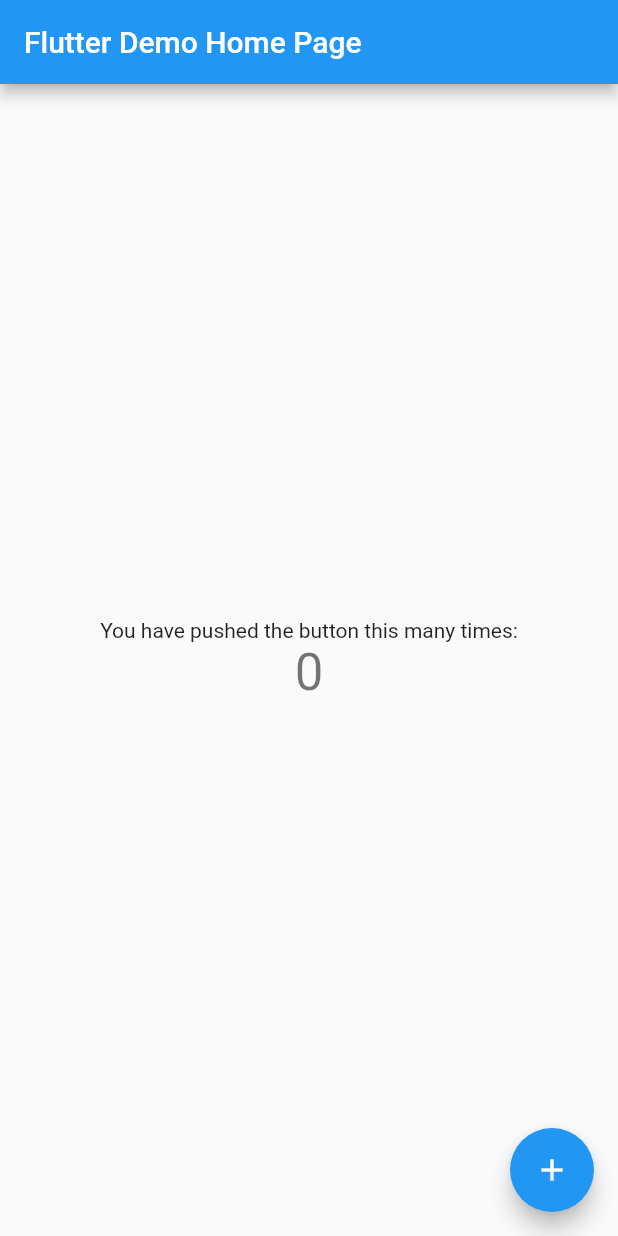
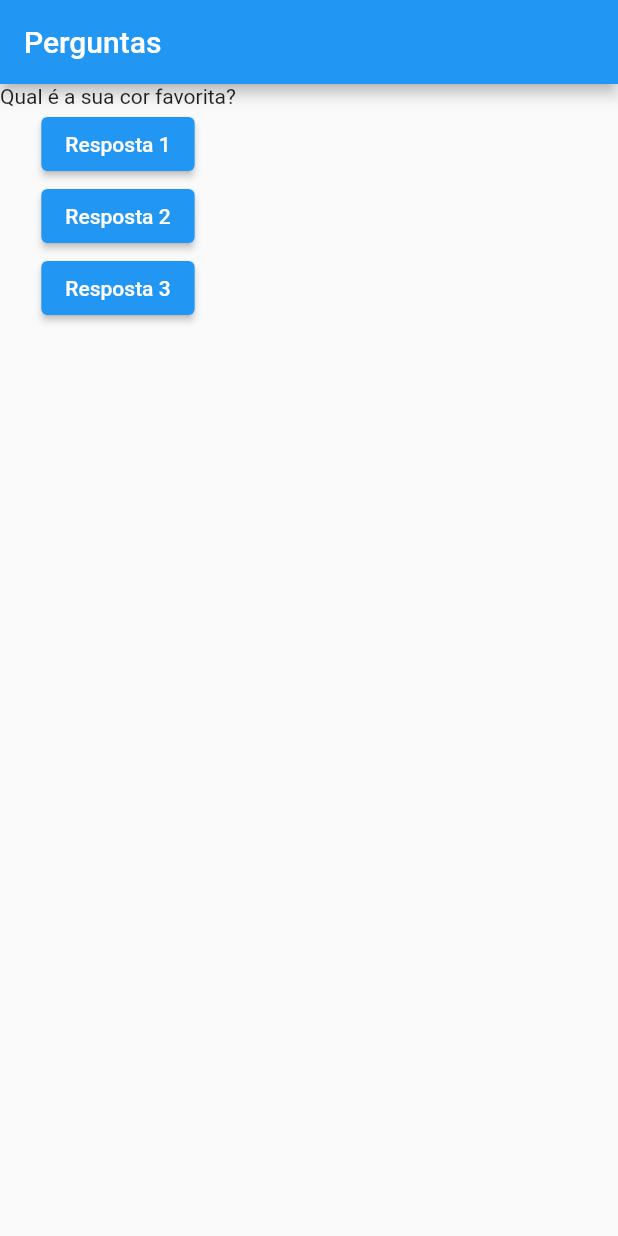
Before and after one commit to GabrielDevSpace/Flutter, a Flutter app: the screen it shows after launch, on a phone screen of 412 x 824 dp. Run offline on Flutter 3.47's test engine with Material 2 defaults, Android fonts, the phone set to English and light mode, and no system bars.

Commit message:
Widget Column

```diff
--- a/theknowledge/lib/main.dart
+++ b/theknowledge/lib/main.dart
@@ -1,115 +1,48 @@
 import 'package:flutter/material.dart';
 
 void main() {
-  runApp(const MyApp());
+  runApp(const PerguntaApp());
 }
 
-class MyApp extends StatelessWidget {
-  const MyApp({super.key});
+class PerguntaApp extends StatelessWidget {
+  const PerguntaApp({super.key});
 
-  // This widget is the root of your application.
-  @override
-  Widget build(BuildContext context) {
-    return MaterialApp(
-      title: 'Flutter Demo',
-      theme: ThemeData(
-        // This is the theme of your application.
-        //
-        // Try running your application with "flutter run". You'll see the
-        // application has a blue toolbar. Then, without quitting the app, try
-        // changing the primarySwatch below to Colors.green and then invoke
-        // "hot reload" (press "r" in the console where you ran "flutter run",
-        // or simply save your changes to "hot reload" in a Flutter IDE).
-        // Notice that the counter didn't reset back to zero; the application
-        // is not restarted.
-        primarySwatch: Colors.blue,
-      ),
-      home: const MyHomePage(title: 'Flutter Demo Home Page'),
-    );
-  }
-}
-
-class MyHomePage extends StatefulWidget {
-  const MyHomePage({super.key, required this.title});
-
-  // This widget is the home page of your application. It is stateful, meaning
-  // that it has a State object (defined below) that contains fields that affect
-  // how it looks.
-
-  // This class is the configuration for the state. It holds the values (in this
-  // case the title) provided by the parent (in this case the App widget) and
-  // used by the build method of the State. Fields in a Widget subclass are
-  // always marked "final".
-
-  final String title;
-
-  @override
-  State<MyHomePage> createState() => _MyHomePageState();
-}
-
-class _MyHomePageState extends State<MyHomePage> {
-  int _counter = 0;
-
-  void _incrementCounter() {
-    setState(() {
-      // This call to setState tells the Flutter framework that something has
-      // changed in this State, which causes it to rerun the build method below
-      // so that the display can reflect the updated values. If we changed
-      // _counter without calling setState(), then the build method would not be
-      // called again, and so nothing would appear to happen.
-      _counter++;
-    });
+  void responder() {
+    print('Pergunta respondida!');
   }
 
   @override
   Widget build(BuildContext context) {
-    // This method is rerun every time setState is called, for instance as done
-    // by the _incrementCounter method above.
-    //
-    // The Flutter framework has been optimized to make rerunning build methods
-    // fast, so that you can just rebuild anything that needs updating rather
-    // than having to individually change instances of widgets.
-    return Scaffold(
-      appBar: AppBar(
-        // Here we take the value from the MyHomePage object that was created by
-        // the App.build method, and use it to set our appbar title.
-        title: Text(widget.title),
-      ),
-      body: Center(
-        // Center is a layout widget. It takes a single child and positions it
-        // in the middle of the parent.
-        child: Column(
-          // Column is also a layout widget. It takes a list of children and
-          // arranges them vertically. By default, it sizes itself to fit its
-          // children horizontally, and tries to be as tall as its parent.
-          //
-          // Invoke "debug painting" (press "p" in the console, choose the
-          // "Toggle Debug Paint" action from the Flutter Inspector in Android
-          // Studio, or the "Toggle Debug Paint" command in Visual Studio Code)
-          // to see the wireframe for each widget.
-          //
-          // Column has various properties to control how it sizes itself and
-          // how it positions its children. Here we use mainAxisAlignment to
-          // center the children vertically; the main axis here is the vertical
-          // axis because Columns are vertical (the cross axis would be
-          // horizontal).
-          mainAxisAlignment: MainAxisAlignment.center,
-          children: <Widget>[
-            const Text(
-              'You have pushed the button this many times:',
+    final perguntas = [
+      'Qual é a sua cor favorita?',
+      'Qual é o seu animal favorito?',
+    ];
+
+    return MaterialApp(
+      home: Scaffold(
+        appBar: AppBar(
+          title: const Text('Perguntas'),
+        ),
+        body: Column(
+          children: [
+            Text(perguntas[0]),
+            ElevatedButton(
+              onPressed: responder,
+              child: const Text('Resposta 1'),
             ),
-            Text(
-              '$_counter',
-              style: Theme.of(context).textTheme.headlineMedium,
+            ElevatedButton(
+              onPressed: () {
+                print('Resposta 2 foi selecionada!');
+              },
+              child: const Text('Resposta 2'),
+            ),
+            ElevatedButton(
+              onPressed: () => print('Resposta 3!!!'),
+              child: const Text('Resposta 3'),
             ),
           ],
         ),
       ),
-      floatingActionButton: FloatingActionButton(
-        onPressed: _incrementCounter,
-        tooltip: 'Increment',
-        child: const Icon(Icons.add),
-      ), // This trailing comma makes auto-formatting nicer for build methods.
     );
   }
 }
```
